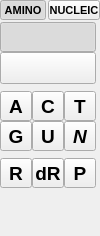
This is src/schrodinger/sketcher/ui/monomer_tool_widget.ui in KevKeating/sketcher as Qt 5 draws it before an edit. The edited form follows.
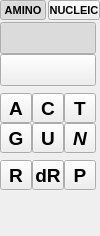
This is the edited form. Custom widgets are drawn as their Qt base class.

```diff
--- a/src/schrodinger/sketcher/ui/monomer_tool_widget.ui
+++ b/src/schrodinger/sketcher/ui/monomer_tool_widget.ui
@@ -122,7 +122,7 @@
          <property name="minimumSize">
           <size>
            <width>96</width>
-           <height>30</height>
+           <height>32</height>
           </size>
          </property>
          <property name="maximumSize">
@@ -304,8 +304,8 @@
         <widget class="schrodinger::sketcher::ModularToolButton" name="na_dna_btn">
          <property name="minimumSize">
           <size>
-           <width>96</width>
-           <height>30</height>
+           <width>90</width>
+           <height>32</height>
           </size>
          </property>
          <property name="maximumSize">
```
